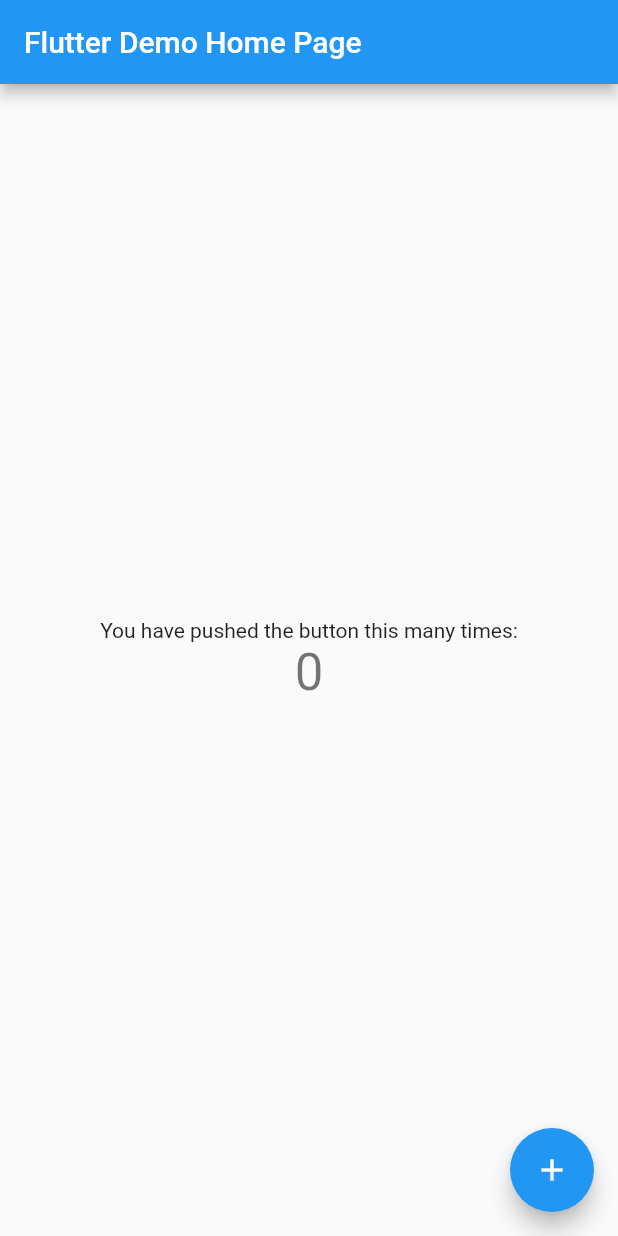
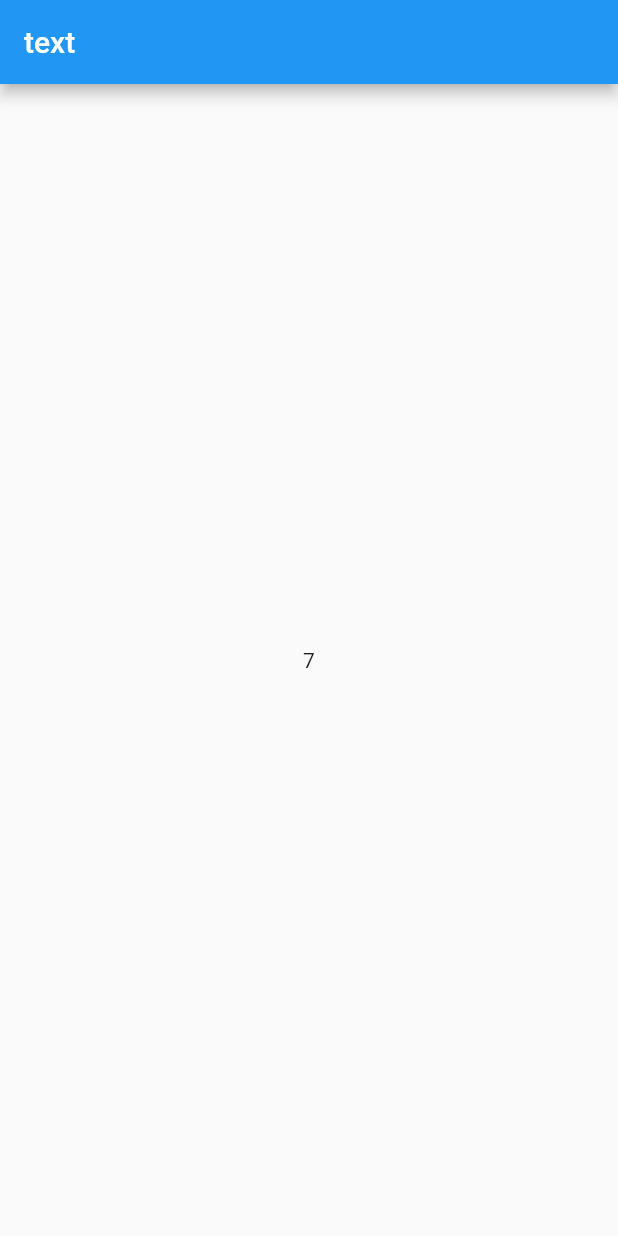
Before and after one commit to SoiGitRepo/DemoForFlutterHooks, a Flutter app: the screen it shows after launch, on a phone screen of 412 x 824 dp. Run offline on Flutter 3.47's test engine with Material 2 defaults, Android fonts, the phone set to English and light mode, and no system bars; our stand-ins replace flutter_hooks.

Commit message:
hooks demo done

```diff
--- a/lib/main.dart
+++ b/lib/main.dart
@@ -1,117 +1,65 @@
+import 'dart:async';
+
 import 'package:flutter/material.dart';
+import 'package:flutter_hooks/flutter_hooks.dart';
+import './timer_hook.dart';
 
 void main() {
   runApp(MyApp());
 }
 
 class MyApp extends StatelessWidget {
-  // This widget is the root of your application.
   @override
   Widget build(BuildContext context) {
     return MaterialApp(
       title: 'Flutter Demo',
       theme: ThemeData(
-        // This is the theme of your application.
-        //
-        // Try running your application with "flutter run". You'll see the
-        // application has a blue toolbar. Then, without quitting the app, try
-        // changing the primarySwatch below to Colors.green and then invoke
-        // "hot reload" (press "r" in the console where you ran "flutter run",
-        // or simply save your changes to "hot reload" in a Flutter IDE).
-        // Notice that the counter didn't reset back to zero; the application
-        // is not restarted.
         primarySwatch: Colors.blue,
-        // This makes the visual density adapt to the platform that you run
-        // the app on. For desktop platforms, the controls will be smaller and
-        // closer together (more dense) than on mobile platforms.
         visualDensity: VisualDensity.adaptivePlatformDensity,
       ),
-      home: MyHomePage(title: 'Flutter Demo Home Page'),
+      home: const PageCustomHook(),
     );
   }
 }
 
-class MyHomePage extends StatefulWidget {
-  MyHomePage({Key key, this.title}) : super(key: key);
-
-  // This widget is the home page of your application. It is stateful, meaning
-  // that it has a State object (defined below) that contains fields that affect
-  // how it looks.
-
-  // This class is the configuration for the state. It holds the values (in this
-  // case the title) provided by the parent (in this case the App widget) and
-  // used by the build method of the State. Fields in a Widget subclass are
-  // always marked "final".
-
-  final String title;
-
-  @override
-  _MyHomePageState createState() => _MyHomePageState();
-}
-
-class _MyHomePageState extends State<MyHomePage> {
-  int _counter = 0;
-
-  void _incrementCounter() {
-    setState(() {
-      // This call to setState tells the Flutter framework that something has
-      // changed in this State, which causes it to rerun the build method below
-      // so that the display can reflect the updated values. If we changed
-      // _counter without calling setState(), then the build method would not be
-      // called again, and so nothing would appear to happen.
-      _counter++;
-    });
-  }
+class HomePageHook extends HookWidget {
+  const HomePageHook({Key key}) : super(key: key);
 
   @override
   Widget build(BuildContext context) {
-    // This method is rerun every time setState is called, for instance as done
-    // by the _incrementCounter method above.
-    //
-    // The Flutter framework has been optimized to make rerunning build methods
-    // fast, so that you can just rebuild anything that needs updating rather
-    // than having to individually change instances of widgets.
+    final _numberNotifier = useState(0);
+
+    useEffect(() {
+      final timer = Timer.periodic(const Duration(seconds: 1), (timer) {
+        _numberNotifier.value = timer.tick;
+      });
+      return timer.cancel;
+    }, const []);
     return Scaffold(
       appBar: AppBar(
-        // Here we take the value from the MyHomePage object that was created by
-        // the App.build method, and use it to set our appbar title.
-        title: Text(widget.title),
+        title: const Text('title'),
       ),
       body: Center(
-        // Center is a layout widget. It takes a single child and positions it
-        // in the middle of the parent.
-        child: Column(
-          // Column is also a layout widget. It takes a list of children and
-          // arranges them vertically. By default, it sizes itself to fit its
-          // children horizontally, and tries to be as tall as its parent.
-          //
-          // Invoke "debug painting" (press "p" in the console, choose the
-          // "Toggle Debug Paint" action from the Flutter Inspector in Android
-          // Studio, or the "Toggle Debug Paint" command in Visual Studio Code)
-          // to see the wireframe for each widget.
-          //
-          // Column has various properties to control how it sizes itself and
-          // how it positions its children. Here we use mainAxisAlignment to
-          // center the children vertically; the main axis here is the vertical
-          // axis because Columns are vertical (the cross axis would be
-          // horizontal).
-          mainAxisAlignment: MainAxisAlignment.center,
-          children: <Widget>[
-            Text(
-              'You have pushed the button this many times:',
-            ),
-            Text(
-              '$_counter',
-              style: Theme.of(context).textTheme.headline4,
-            ),
-          ],
-        ),
+        child: Text(_numberNotifier.value.toString()),
       ),
-      floatingActionButton: FloatingActionButton(
-        onPressed: _incrementCounter,
-        tooltip: 'Increment',
-        child: Icon(Icons.add),
-      ), // This trailing comma makes auto-formatting nicer for build methods.
     );
   }
 }
+
+class PageCustomHook extends HookWidget {
+  const PageCustomHook({Key key}) : super(key: key);
+  @override
+  Widget build(BuildContext context) {
+    final num = useInfiniteTimer(context);
+    return Scaffold(
+      appBar: AppBar(
+        title: const Text('text'),
+      ),
+      body: Center(
+        child: Text(
+          num.toString(),
+        ),
+      ),
+    );
+  }
+}
```
Also changed, not shown: lib/timer_hook.dart (added, +40 -0 lines), pubspec.yaml (+2 -56 lines), pubspec.lock.
